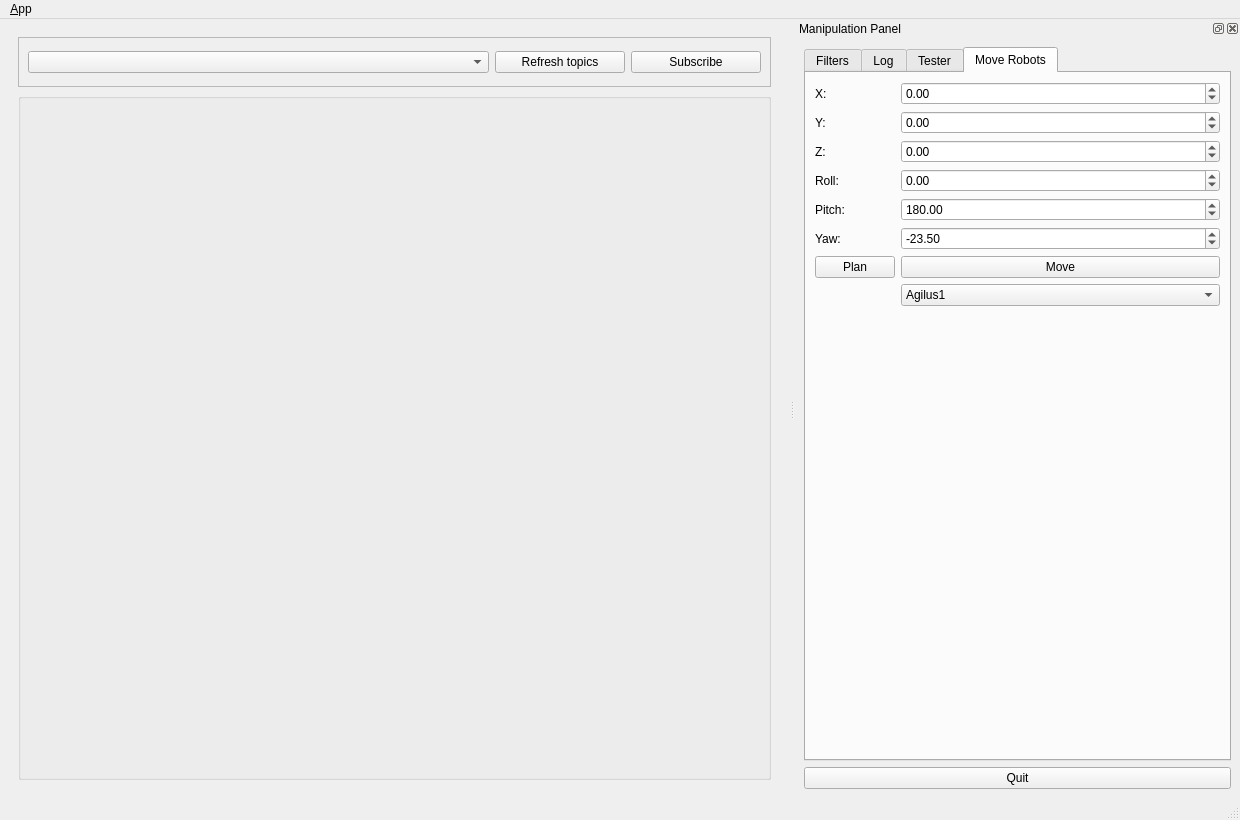
First picture: the form in ui/main_window.ui, repository sindreraknes/qt_master, before the edit.
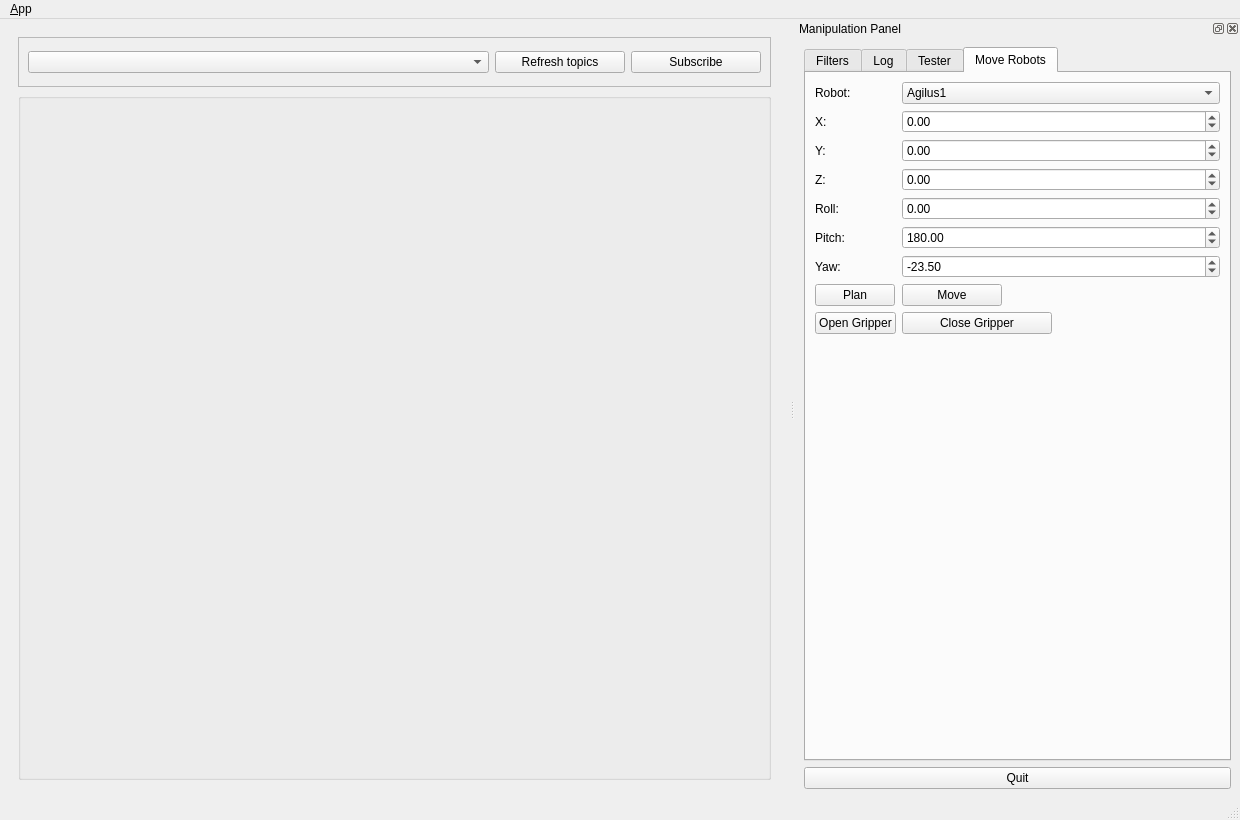
Second picture: the form after the edit. Icons and pictures are not drawn.

```diff
--- a/ui/main_window.ui
+++ b/ui/main_window.ui
@@ -462,14 +462,14 @@
          <property name="fieldGrowthPolicy">
           <enum>QFormLayout::AllNonFixedFieldsGrow</enum>
          </property>
-         <item row="0" column="0">
+         <item row="1" column="0">
           <widget class="QLabel" name="label_2">
            <property name="text">
             <string>X:</string>
            </property>
           </widget>
          </item>
-         <item row="0" column="1">
+         <item row="1" column="1">
           <widget class="QDoubleSpinBox" name="x_pos">
            <property name="minimum">
             <double>-10.000000000000000</double>
@@ -479,14 +479,14 @@
            </property>
           </widget>
          </item>
-         <item row="1" column="0">
+         <item row="2" column="0">
           <widget class="QLabel" name="label_3">
            <property name="text">
             <string>Y:</string>
            </property>
           </widget>
          </item>
-         <item row="1" column="1">
+         <item row="2" column="1">
           <widget class="QDoubleSpinBox" name="y_pos">
            <property name="minimum">
             <double>-10.000000000000000</double>
@@ -496,14 +496,14 @@
            </property>
           </widget>
          </item>
-         <item row="2" column="0">
+         <item row="3" column="0">
           <widget class="QLabel" name="label_4">
            <property name="text">
             <string>Z:</string>
            </property>
           </widget>
          </item>
-         <item row="2" column="1">
+         <item row="3" column="1">
           <widget class="QDoubleSpinBox" name="z_pos">
            <property name="minimum">
             <double>-10.000000000000000</double>
@@ -513,14 +513,14 @@
            </property>
           </widget>
          </item>
-         <item row="3" column="0">
+         <item row="4" column="0">
           <widget class="QLabel" name="label_5">
            <property name="text">
             <string>Roll:</string>
            </property>
           </widget>
          </item>
-         <item row="3" column="1">
+         <item row="4" column="1">
           <widget class="QDoubleSpinBox" name="roll">
            <property name="minimum">
             <double>-360.000000000000000</double>
@@ -530,14 +530,14 @@
            </property>
           </widget>
          </item>
-         <item row="4" column="0">
+         <item row="5" column="0">
           <widget class="QLabel" name="label_6">
            <property name="text">
             <string>Pitch:</string>
            </property>
           </widget>
          </item>
-         <item row="4" column="1">
+         <item row="5" column="1">
           <widget class="QDoubleSpinBox" name="pitch">
            <property name="minimum">
             <double>-360.000000000000000</double>
@@ -550,14 +550,14 @@
            </property>
           </widget>
          </item>
-         <item row="5" column="0">
+         <item row="6" column="0">
           <widget class="QLabel" name="label_7">
            <property name="text">
             <string>Yaw:</string>
            </property>
           </widget>
          </item>
-         <item row="5" column="1">
+         <item row="6" column="1">
           <widget class="QDoubleSpinBox" name="yaw">
            <property name="minimum">
             <double>-360.000000000000000</double>
@@ -570,7 +570,7 @@
            </property>
           </widget>
          </item>
-         <item row="6" column="0">
+         <item row="7" column="0">
           <widget class="QPushButton" name="button_plan_move">
            <property name="minimumSize">
             <size>
@@ -583,14 +583,40 @@
            </property>
           </widget>
          </item>
-         <item row="6" column="1">
+         <item row="7" column="1">
           <widget class="QPushButton" name="button_move">
+           <property name="maximumSize">
+            <size>
+             <width>100</width>
+             <height>16777215</height>
+            </size>
+           </property>
            <property name="text">
             <string>Move</string>
            </property>
           </widget>
          </item>
-         <item row="7" column="1">
+         <item row="9" column="1">
+          <widget class="QPushButton" name="button_close_gripper">
+           <property name="maximumSize">
+            <size>
+             <width>150</width>
+             <height>16777215</height>
+            </size>
+           </property>
+           <property name="text">
+            <string>Close Gripper</string>
+           </property>
+          </widget>
+         </item>
+         <item row="9" column="0">
+          <widget class="QPushButton" name="button_open_gripper">
+           <property name="text">
+            <string>Open Gripper</string>
+           </property>
+          </widget>
+         </item>
+         <item row="0" column="1">
           <widget class="QComboBox" name="robot_selector">
            <item>
             <property name="text">
@@ -604,6 +630,13 @@
            </item>
           </widget>
          </item>
+         <item row="0" column="0">
+          <widget class="QLabel" name="label_8">
+           <property name="text">
+            <string>Robot: </string>
+           </property>
+          </widget>
+         </item>
         </layout>
        </widget>
       </widget>
```
